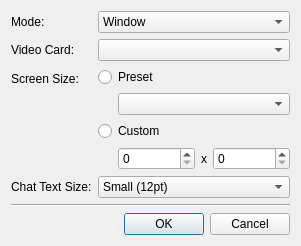
Old version of the form tools/updater/ui/Options.ui in the repository comphack/comp_hack.
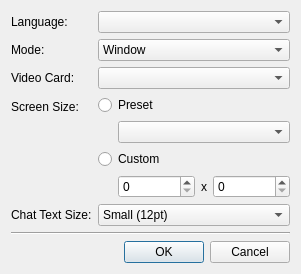
New version of the form.

Commit message: [ADD] Language selection to the updater.

Patch:
```diff
--- a/tools/updater/ui/Options.ui
+++ b/tools/updater/ui/Options.ui
@@ -7,7 +7,7 @@
     <x>0</x>
     <y>0</y>
     <width>255</width>
-    <height>199</height>
+    <height>222</height>
    </rect>
   </property>
   <property name="windowTitle">
@@ -16,14 +16,14 @@
   <layout class="QVBoxLayout" name="verticalLayout_2">
    <item>
     <layout class="QFormLayout" name="formLayout">
-     <item row="0" column="0">
+     <item row="1" column="0">
       <widget class="QLabel" name="modeLabel">
        <property name="text">
         <string>Mode:</string>
        </property>
       </widget>
      </item>
-     <item row="0" column="1">
+     <item row="1" column="1">
       <widget class="QComboBox" name="modeCombo">
        <item>
         <property name="text">
@@ -37,31 +37,31 @@
        </item>
       </widget>
      </item>
-     <item row="1" column="0">
+     <item row="2" column="0">
       <widget class="QLabel" name="videoCardLabel">
        <property name="text">
         <string>Video Card:</string>
        </property>
       </widget>
      </item>
-     <item row="1" column="1">
+     <item row="2" column="1">
       <widget class="QComboBox" name="videoCardCombo"/>
      </item>
-     <item row="2" column="0">
+     <item row="3" column="0">
       <widget class="QLabel" name="screenSizeLabel">
        <property name="text">
         <string>Screen Size:</string>
        </property>
       </widget>
      </item>
-     <item row="3" column="0">
+     <item row="4" column="0">
       <widget class="QLabel" name="chatTextSizeLabel">
        <property name="text">
         <string>Chat Text Size:</string>
        </property>
       </widget>
      </item>
-     <item row="2" column="1">
+     <item row="3" column="1">
       <layout class="QVBoxLayout" name="verticalLayout">
        <item>
         <widget class="QRadioButton" name="screenPreset">
@@ -155,7 +155,7 @@
        </item>
       </layout>
      </item>
-     <item row="3" column="1">
+     <item row="4" column="1">
       <widget class="QComboBox" name="chatTextCombo">
        <item>
         <property name="text">
@@ -189,6 +189,16 @@
        </item>
       </widget>
      </item>
+     <item row="0" column="0">
+      <widget class="QLabel" name="langLabel">
+       <property name="text">
+        <string>Language:</string>
+       </property>
+      </widget>
+     </item>
+     <item row="0" column="1">
+      <widget class="QComboBox" name="langCombo"/>
+     </item>
     </layout>
    </item>
    <item>
```
The commit also changes 14 other files.
